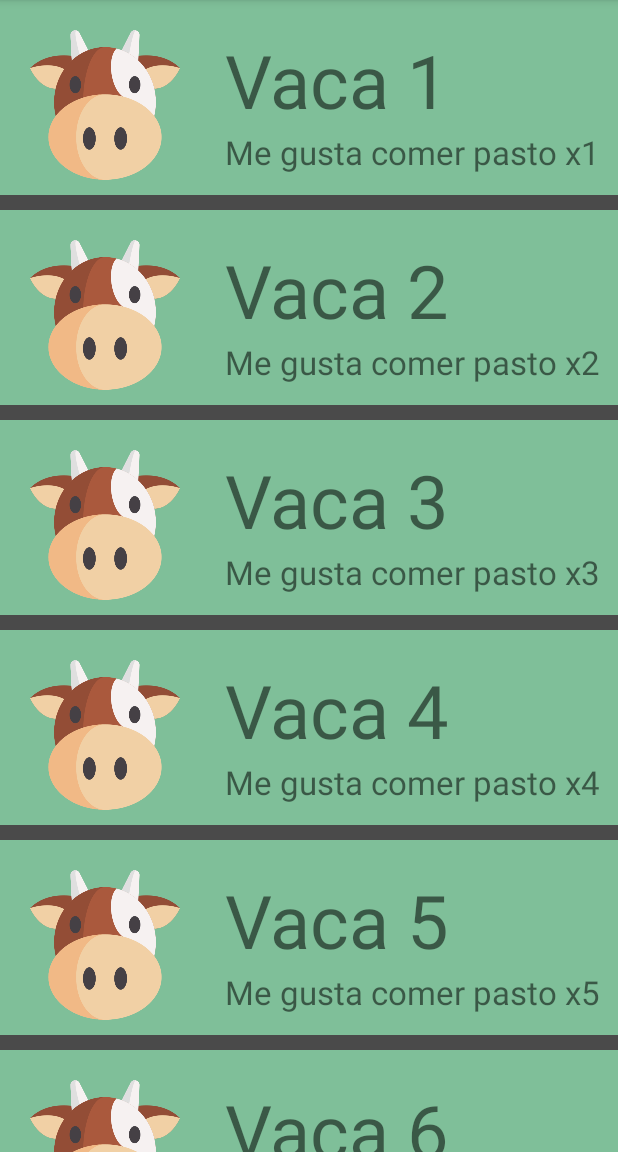
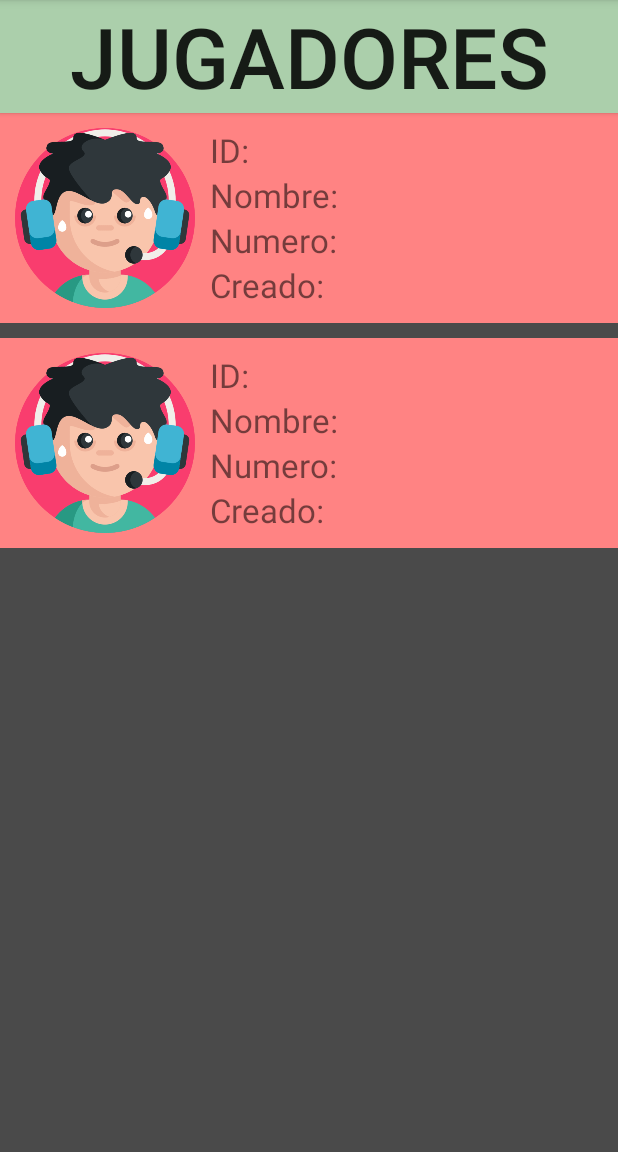
Before and after one commit to GitNes26/APPS_Practica3_RecyVollGson, an Android app: the screen it shows after launch (MainActivity), on a phone screen of 412 x 824 dp, the part 84-1236 px from its top. Run offline under Robolectric (Android 15) with nearby library versions, the phone set to English and light mode, and no system bars; our stand-ins replace Volley.

Commit message:
Ya se hizo el Volley con Singleton, solo falta adaptar de objeto al RecyclerView

```diff
--- a/app/build.gradle
+++ b/app/build.gradle
@@ -26,9 +26,11 @@ dependencies {
     implementation fileTree(dir: "libs", include: ["*.jar"])
     implementation 'androidx.appcompat:appcompat:1.2.0'
     implementation 'androidx.constraintlayout:constraintlayout:2.0.4'
-    //implementation 'androidx.recyclerview:recyclerview:1.1.0'
     //noinspection GradleCompatible
     implementation 'com.android.support:recyclerview-v7:28.0.0'
+    implementation 'com.android.volley:volley:1.1.1'
+    implementation 'com.google.code.gson:gson:2.8.6'
+
     testImplementation 'junit:junit:4.12'
     androidTestImplementation 'androidx.test.ext:junit:1.1.2'
     androidTestImplementation 'androidx.test.espresso:espresso-core:3.3.0'
--- a/app/src/main/AndroidManifest.xml
+++ b/app/src/main/AndroidManifest.xml
@@ -1,6 +1,8 @@
 <?xml version="1.0" encoding="utf-8"?>
 <manifest xmlns:android="http://schemas.android.com/apk/res/android"
     package="com.nestor.practicarecyvollgson">
+
+    <uses-permission android:name="android.permission.INTERNET"/>
 
     <application
         android:allowBackup="true"
--- /dev/null
+++ b/app/src/main/java/com/nestor/practicarecyvollgson/AdaptadorJugador.java
@@ -0,0 +1,72 @@
+package com.nestor.practicarecyvollgson;
+
+import android.view.LayoutInflater;
+import android.view.View;
+import android.view.ViewGroup;
+import android.widget.ImageView;
+import android.widget.TextView;
+
+import androidx.annotation.NonNull;
+import androidx.recyclerview.widget.RecyclerView;
+
+import java.util.List;
+
+public class AdaptadorJugador extends RecyclerView.Adapter<AdaptadorJugador.MiHolder> {
+
+    private List<Jugador> ListaJugador;
+
+    public AdaptadorJugador(List<Jugador> listaJugador) {
+        this.ListaJugador = listaJugador;
+    }
+
+    @NonNull
+    @Override
+    public MiHolder onCreateViewHolder(@NonNull ViewGroup parent, int viewType) {
+
+        View vistaJugador = LayoutInflater.from(parent.getContext()).inflate(R.layout.item_jugador, parent,false);
+        return new MiHolder(vistaJugador);
+    }
+
+    @Override
+    public void onBindViewHolder(@NonNull MiHolder holder, int position) {
+
+        Jugador modelo = ListaJugador.get(position);
+        holder.setData(modelo);
+    }
+
+    @Override
+    public int getItemCount() {
+        return ListaJugador.size();
+    }
+
+    public class MiHolder extends RecyclerView.ViewHolder {
+
+        private ImageView foto;
+        private TextView id;
+        private TextView nombre;
+        private TextView numero;
+        private TextView creado;
+//        private TextView modificado;
+
+        public MiHolder(@NonNull View itemView) {
+            super(itemView);
+
+            foto = itemView.findViewById(R.id.fotoGamer);
+            id = itemView.findViewById(R.id.ID);
+            nombre = itemView.findViewById(R.id.nombre);
+            numero = itemView.findViewById(R.id.numero);
+            creado = itemView.findViewById(R.id.creado);
+            //modificado = itemView.findViewById(R.id.modificado);
+
+        }
+
+        public void setData(final Jugador modelo) {
+            foto.setImageResource(modelo.getFoto());
+            id.setText(modelo.getId());
+            nombre.setText(modelo.getNombre());
+            numero.setText(modelo.getNumero());
+            creado.setText(modelo.getCreado());
+            //modificado.setText(modelo.getModificado());
+        }
+    }
+}
--- /dev/null
+++ b/app/src/main/java/com/nestor/practicarecyvollgson/Jugador.java
@@ -0,0 +1,67 @@
+package com.nestor.practicarecyvollgson;
+
+public class Jugador {
+    private int foto;
+    private String  id;
+    private String nombre;
+    private String numero;
+    private String creado;
+//    private String modificado;
+
+
+    public Jugador(int foto, String id, String nombre, String numero, String creado) {
+        this.foto = foto;
+        this.id = id;
+        this.nombre = nombre;
+        this.numero = numero;
+        this.creado = creado;
+    }
+
+    public int getFoto() {
+        return foto;
+    }
+
+    public void setFoto(int foto) {
+        this.foto = foto;
+    }
+
+    public String getId() {
+        return id;
+    }
+
+    public void setId(String id) {
+        this.id = id;
+    }
+
+    public String getNombre() {
+        return nombre;
+    }
+
+    public void setNombre(String nombre) {
+        this.nombre = nombre;
+    }
+
+    public String getNumero() {
+        return numero;
+    }
+
+    public void setNumero(String numero) {
+        this.numero = numero;
+    }
+
+    public String getCreado() {
+        return creado;
+    }
+
+    public void setCreado(String creado) {
+        this.creado = creado;
+    }
+
+//    public String getModificado() {
+//        return modificado;
+//    }
+//
+//    public void setModificado(String modificado) {
+//        this.modificado = modificado;
+//    }
+}
--- a/app/src/main/java/com/nestor/practicarecyvollgson/MainActivity.java
+++ b/app/src/main/java/com/nestor/practicarecyvollgson/MainActivity.java
@@ -5,18 +5,54 @@ import androidx.recyclerview.widget.LinearLayoutManager;
 import androidx.recyclerview.widget.RecyclerView;
 
 import android.os.Bundle;
+import android.view.View;
+import android.widget.Button;
+
+import com.android.volley.Request;
+import com.android.volley.RequestQueue;
+import com.android.volley.Response;
+import com.android.volley.VolleyError;
+import com.android.volley.toolbox.JsonObjectRequest;
+import com.android.volley.toolbox.Volley;
+import com.google.gson.Gson;
+
+import org.json.JSONArray;
+import org.json.JSONException;
+import org.json.JSONObject;
 
 import java.util.ArrayList;
 import java.util.List;
 
-public class MainActivity extends AppCompatActivity {
+public class MainActivity extends AppCompatActivity implements View.OnClickListener {
 
     private RecyclerView recyclerView;
+    private RequestQueue requestQueue;
+    private VolleyS mVolleyS;
 
     @Override
     protected void onCreate(Bundle savedInstanceState) {
         super.onCreate(savedInstanceState);
         setContentView(R.layout.activity_main);
+
+//        requestQueue = Volley.newRequestQueue(this);
+//        Button btn = findViewById(R.id.btnJugadores);
+//        btn.setOnClickListener(new View.OnClickListener() {
+//            @Override
+//            public void onClick(View v) {
+//                JSonMostrar();
+//            }
+//            private void JSonMostrar() {
+//                String url = "http://www.ramiro174.com/api/obtener/numero";
+////                JsonObjectRequest pedirJSono = new JsonObjectRequest(Request.Method.GET, url);
+//            }
+//        });
+
+        Gson gson = new Gson();
+
+        mVolleyS = VolleyS.getInstance(this.getApplicationContext());
+        requestQueue = mVolleyS.getRequestQueue();
+        findViewById(R.id.btnJugadores).setOnClickListener(this);
+
 
         // primera parte...
         recyclerView = findViewById(R.id.recyclerView);
@@ -29,6 +65,14 @@ public class MainActivity extends AppCompatActivity {
         //despues crear la clase
         //despues crear el adaptador
 
+        List<Jugador> ListaJugadores = new ArrayList<>();
+        ListaJugadores.add(new Jugador(R.drawable.gamer,"ID: ","Nombre: ","Numero: ","Creado: "));
+        ListaJugadores.add(new Jugador(R.drawable.gamer,"ID: ","Nombre: ","Numero: ","Creado: "));
+
+        AdaptadorJugador Jugadores = new AdaptadorJugador(ListaJugadores);
+        recyclerView.setAdapter(Jugadores);
+
+/*
         //y creamos nuestra lista de (en este caso) vacas
         List<Vaca> ListaVacas = new ArrayList<>();
         ListaVacas.add(new Vaca(R.drawable.vaca,"Vaca 1","Me gusta comer pasto x1"));
@@ -48,6 +92,39 @@ public class MainActivity extends AppCompatActivity {
         recyclerView.setAdapter(corral);
 
         corral.notifyDataSetChanged();
+*/
+    }
 
+    @Override
+    public void onClick(View v) {
+        if (v.getId() == R.id.btnJugadores) {
+            String url = "http://www.ramiro174.com/api/obtener/numero";
+
+            JsonObjectRequest objetoJSon = new JsonObjectRequest(Request.Method.GET, url, null ,new Response.Listener<JSONObject>() {
+                @Override
+                public void onResponse(JSONObject response) {
+                    try {
+                        JSONArray arreglo = response.getJSONArray("resultados");
+                        for (int i = 0; i < arreglo.length(); i++){
+                            JSONObject resultado = arreglo.getJSONObject(i);
+                            String id = resultado.getString("id");
+                            String nombre = resultado.getString("nombre");
+                            String numero = resultado.getString("numero");
+                            String creado = resultado.getString("creado");
+                        }
+                    } catch (JSONException e) {
+                        e.printStackTrace();
+                    }
+
+                }
+            }, new Response.ErrorListener() {
+                @Override
+                public void onErrorResponse(VolleyError error) {
+                    error.printStackTrace();
+                }
+            });
+
+            requestQueue.add(objetoJSon);
+        }
     }
 }
--- /dev/null
+++ b/app/src/main/java/com/nestor/practicarecyvollgson/VolleyS.java
@@ -0,0 +1,26 @@
+package com.nestor.practicarecyvollgson;
+
+import android.content.Context;
+
+import com.android.volley.RequestQueue;
+import com.android.volley.toolbox.Volley;
+
+public class VolleyS {
+
+    private static VolleyS mVolleyS = null;
+    private RequestQueue requestQueue;
+
+    private VolleyS(Context context){
+        requestQueue = Volley.newRequestQueue(context);
+    }
+
+    public static VolleyS getInstance(Context context){
+        if(mVolleyS == null)
+            mVolleyS = new VolleyS(context);
+        return mVolleyS;
+    }
+
+    public RequestQueue getRequestQueue() {
+        return requestQueue;
+    }
+}
--- a/app/src/main/res/layout/activity_main.xml
+++ b/app/src/main/res/layout/activity_main.xml
@@ -7,17 +7,20 @@
     tools:context=".MainActivity"
     android:background="#4A4A4A">
 
+    <Button
+        android:id="@+id/btnJugadores"
+        android:layout_width="match_parent"
+        android:layout_height="75dp"
+        android:layout_marginBottom="20dp"
+        android:text="Jugadores"
+        android:autoSizeTextType="uniform"
+        android:background="#ABCFAB"/>
 
     <androidx.recyclerview.widget.RecyclerView
         android:id="@+id/recyclerView"
         android:layout_width="match_parent"
         android:layout_height="wrap_content"
-        app:layout_constraintBottom_toBottomOf="parent"
-        app:layout_constraintEnd_toEndOf="parent"
-        app:layout_constraintHorizontal_bias="1.0"
-        app:layout_constraintStart_toStartOf="parent"
-        app:layout_constraintTop_toTopOf="parent"
-        app:layout_constraintVertical_bias="0.0" />
+        android:layout_marginTop="75dp"/>
 
 
 </RelativeLayout>
--- /dev/null
+++ b/app/src/main/res/layout/item_jugador.xml
@@ -0,0 +1,67 @@
+<?xml version="1.0" encoding="utf-8"?>
+<RelativeLayout
+    xmlns:android="http://schemas.android.com/apk/res/android"
+    android:layout_width="match_parent"
+    android:layout_height="wrap_content"
+    android:layout_marginBottom="10dp"
+    android:padding="10dp"
+    android:background="#FF8383">
+
+    <ImageView
+        android:id="@+id/fotoGamer"
+        android:layout_width="120dp"
+        android:layout_height="120dp"
+        android:contentDescription="@string/DescripcionImagen"
+        android:src="@drawable/gamer"/>
+
+
+    <LinearLayout
+        android:layout_width="match_parent"
+        android:layout_height="120dp"
+        android:orientation="vertical"
+        android:weightSum="4"
+        android:layout_toRightOf="@id/fotoGamer"
+        android:layout_marginLeft="10dp">
+
+        <TextView
+            android:id="@+id/ID"
+            android:layout_width="match_parent"
+            android:layout_height="0dp"
+            android:layout_weight="1"
+            android:text="ID:"
+            android:autoSizeTextType="uniform"/>
+
+        <TextView
+            android:id="@+id/nombre"
+            android:layout_width="match_parent"
+            android:layout_height="0dp"
+            android:layout_weight="1"
+            android:text="Nombre:"
+            android:autoSizeTextType="uniform"/>
+
+        <TextView
+            android:id="@+id/numero"
+            android:layout_width="match_parent"
+            android:layout_height="0dp"
+            android:layout_weight="1"
+            android:text="Numero:"
+            android:autoSizeTextType="uniform"/>
+
+        <TextView
+            android:id="@+id/creado"
+            android:layout_width="match_parent"
+            android:layout_height="0dp"
+            android:layout_weight="1"
+            android:text="Creado:"
+            android:autoSizeTextType="uniform"/>
+
+<!--        <TextView-->
+<!--            android:id="@+id/editado"-->
+<!--            android:layout_width="match_parent"-->
+<!--            android:layout_height="0dp"-->
+<!--            android:layout_weight="1"-->
+<!--            android:text="Editado:"-->
+<!--            android:autoSizeTextType="uniform"/>-->
+    </LinearLayout>
+
+</RelativeLayout>
```
Also changed, not shown: app/src/main/res/drawable-v24/gamer.png (added).
